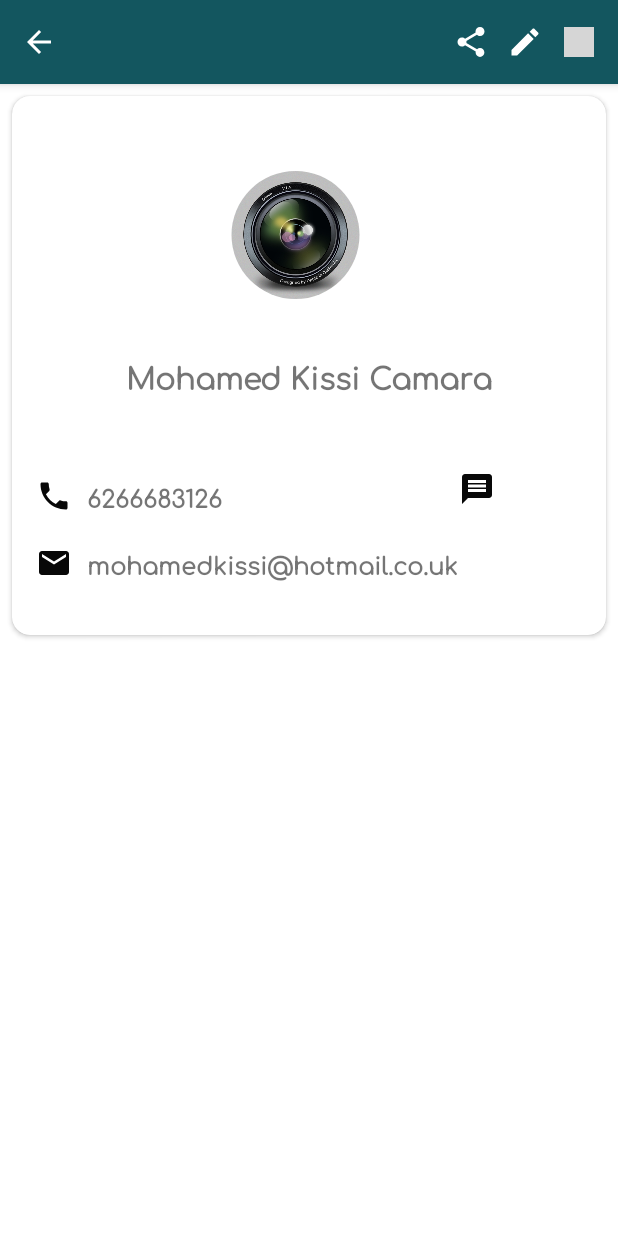
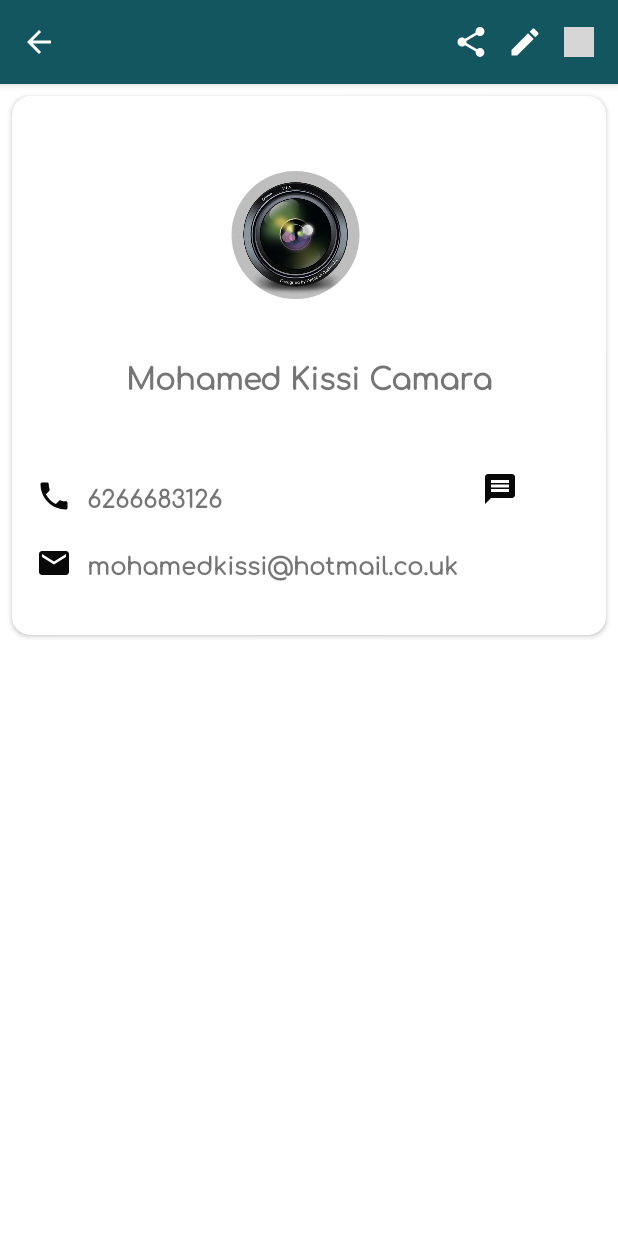
Before and after one commit to medkissi/Contact-Mananager-ODC-Group-1, an Android app: the DetailsActivty screen opened directly, with no data from a screen before it, after a tap on an icon or button, on a phone screen of 412 x 824 dp. Run offline under Robolectric (Android 15) with nearby library versions, the phone set to English and light mode, and no system bars; our stand-ins replace CircleImageView; 5 statements that could not run were skipped; grey boxes are pictures that could not be loaded.

Commit message:
mis a jour du projet

```diff
--- a/app/src/main/java/com/medkissi/contactmanagergroupe1/ui/DetailsActivty.kt
+++ b/app/src/main/java/com/medkissi/contactmanagergroupe1/ui/DetailsActivty.kt
@@ -8,6 +8,7 @@ import androidx.appcompat.app.AppCompatActivity
 import android.os.Bundle
 import android.widget.ImageButton
 import android.widget.TextView
+import android.widget.Toast
 import androidx.activity.viewModels
 import androidx.appcompat.app.AlertDialog
 import com.medkissi.contactmanagergroupe1.R
@@ -43,7 +44,7 @@ class DetailsActivty : AppCompatActivity() {
 
          // bouton update
          val btnUpdate = findViewById<ImageButton>(R.id.btn_update)
-             .setOnClickListener {
+             btnUpdate.setOnClickListener {
                  val intent = Intent(this, AddEditActivity::class.java)
                  intent.putExtra(CONTACT_TO_UPDATE, data)
                  // startActivity for result permet demarrer une activite et d'attendre un resultat
@@ -52,14 +53,14 @@ class DetailsActivty : AppCompatActivity() {
 
         // bouton retour
          val btnReturn = findViewById<ImageButton>(R.id.backSearch)
-             .setOnClickListener {
+             btnReturn.setOnClickListener {
                  finish()
              }
 
         // pour le bouton partage
         val btnPartage = findViewById<ImageButton>(R.id.btn_share)
         btnPartage.setOnClickListener {
-            val message = "There are the detail to contact:\n" +
+            val message = "Contact details :\n" +
                     "Nom : ${nom.text}\n" +
                     "Téléphone : ${tel.text}\n" +
                     "Email : ${email.text}"
@@ -68,7 +69,11 @@ class DetailsActivty : AppCompatActivity() {
             intent.type = "text/plain"
             intent.putExtra(Intent.EXTRA_TEXT, message)
 
-            startActivity(Intent.createChooser(intent, "Partager via..."))
+            if (intent.resolveActivity(packageManager) != null) {
+                startActivity(Intent.createChooser(intent, "Partager via..."))
+            } else {
+                Toast.makeText(this, "Aucune application de partage disponible", Toast.LENGTH_SHORT).show()
+            }
         }
 
         // Le click sur l'email
@@ -115,7 +120,6 @@ class DetailsActivty : AppCompatActivity() {
         startActivity(intent)
     }
 
-
     override fun onActivityResult(requestCode: Int, resultCode: Int, data: Intent?) {
         super.onActivityResult(requestCode, resultCode, data)
         if (requestCode == 2 && resultCode == RESULT_OK) {
@@ -143,6 +147,4 @@ class DetailsActivty : AppCompatActivity() {
             .setNegativeButton("No", null)
             .show()
     }
-
-
 }
--- a/app/src/main/res/layout/activity_add_edit.xml
+++ b/app/src/main/res/layout/activity_add_edit.xml
@@ -116,8 +116,7 @@
         app:layout_constraintHorizontal_bias="0.5"
         app:layout_constraintStart_toStartOf="parent"
         app:layout_constraintTop_toBottomOf="@+id/text_nom"
-        android:hint="Téléphone"
-        >
+        android:hint="Téléphone">
 
         <com.google.android.material.textfield.TextInputEditText
             android:id="@+id/phoneEditText"
@@ -160,7 +159,6 @@
         android:layout_marginTop="32dp"
         android:text="Enregistrer"
         app:layout_constraintEnd_toEndOf="parent"
-
         app:layout_constraintStart_toStartOf="parent"
         app:layout_constraintTop_toBottomOf="@+id/text_email" />
 
--- a/app/src/main/res/layout/activity_details_activty.xml
+++ b/app/src/main/res/layout/activity_details_activty.xml
@@ -168,7 +168,7 @@
                 android:id="@+id/sms"
                 android:layout_width="wrap_content"
                 android:layout_height="wrap_content"
-                android:layout_marginStart="100dp"
+                android:layout_marginStart="130dp"
                 android:layout_marginTop="48dp"
                 android:layout_marginEnd="16dp"
                 android:layout_marginBottom="85dp"
--- a/app/src/main/res/layout/activity_research.xml
+++ b/app/src/main/res/layout/activity_research.xml
@@ -4,7 +4,7 @@
     xmlns:tools="http://schemas.android.com/tools"
     android:layout_width="match_parent"
     android:layout_height="match_parent"
-    android:padding="16dp"
+    android:padding="7dp"
     tools:context=".ui.Research">
 
     <EditText
@@ -24,7 +24,6 @@
         android:id="@+id/rvSearch"
         android:layout_width="409dp"
         android:layout_height="649dp"
-        android:layout_marginStart="16dp"
         android:layout_marginTop="5dp"
         android:padding="16dp"
         app:layout_constraintEnd_toEndOf="parent"
--- a/app/src/main/res/layout/item_list.xml
+++ b/app/src/main/res/layout/item_list.xml
@@ -5,7 +5,7 @@
     xmlns:tools="http://schemas.android.com/tools"
     android:layout_width="match_parent"
     android:layout_height="wrap_content"
-    android:layout_margin="2dp"
+    android:layout_margin="0.5dp"
     android:elevation="6dp"
     app:cardCornerRadius="10dp">
 
@@ -21,8 +21,10 @@
             android:layout_height="40dp"
             android:layout_marginStart="10dp"
             android:layout_marginTop="5dp"
+            android:layout_marginBottom="5dp"
             android:scaleType="centerCrop"
             android:src="@drawable/ibaseline_person_"
+            app:layout_constraintBottom_toBottomOf="parent"
             app:layout_constraintStart_toStartOf="parent"
             app:layout_constraintTop_toTopOf="parent">
 
@@ -34,10 +36,12 @@
             android:layout_height="0dp"
             android:layout_marginStart="7dp"
             android:layout_marginTop="12dp"
+            android:layout_marginBottom="12dp"
             android:fontFamily="@font/comfortaa"
             android:text="Mohamed"
             android:textSize="16sp"
             android:textStyle="bold"
+            app:layout_constraintBottom_toBottomOf="parent"
             app:layout_constraintStart_toEndOf="@+id/circleImageView"
             app:layout_constraintTop_toTopOf="parent" />
 
```
Also changed, not shown: app/src/main/AndroidManifest.xml (+4 -7 lines), app/src/main/java/com/medkissi/contactmanagergroupe1/ui/AddEditActivity.kt (+18 -53 lines), app/src/main/res/layout/item_resultat.xml (+10 -9 lines), 2 other files.
